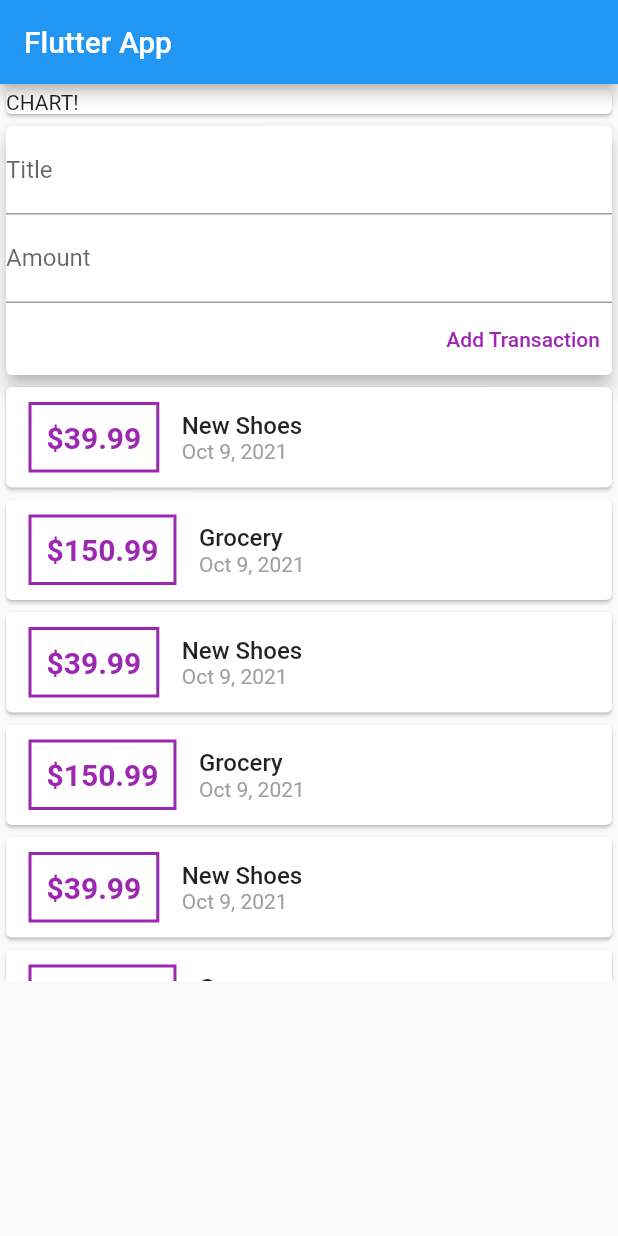
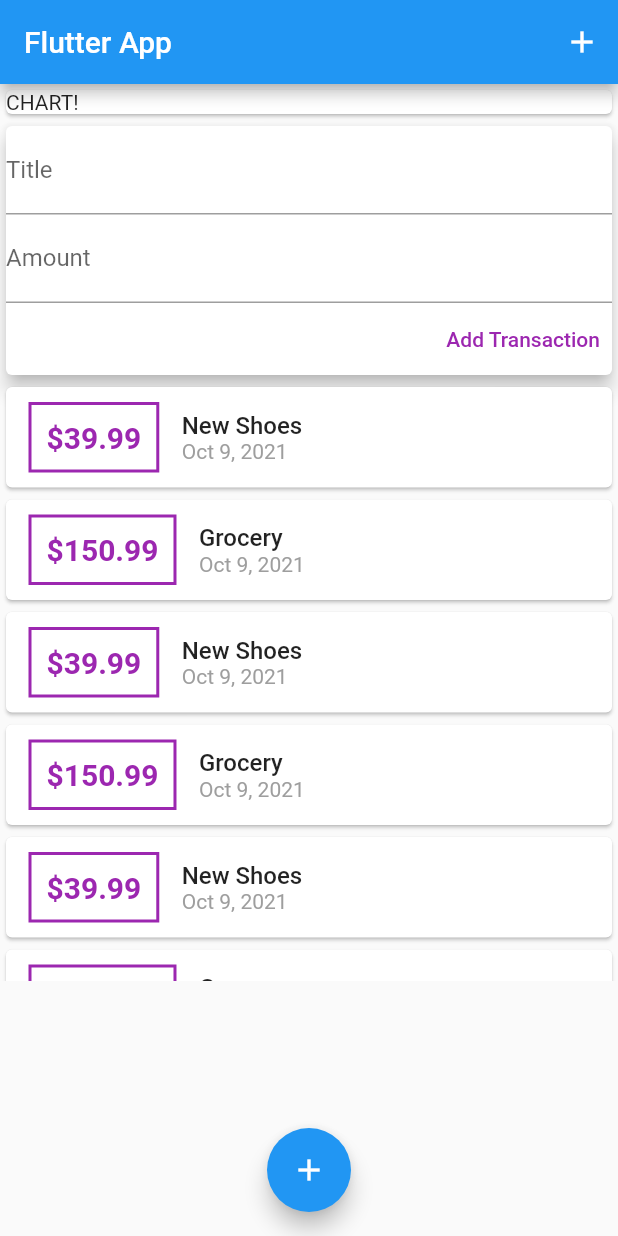
Before and after one commit to ivyhungtw/flutter-personal-expenses-app, a Flutter app: the screen it shows after launch, on a phone screen of 412 x 824 dp. Run offline on Flutter 3.47's test engine with Material 2 defaults, Android fonts, the phone set to English and light mode, and no system bars.

Commit message:
feat: add AppBar and Floating Action Buttons

```diff
--- a/lib/main.dart
+++ b/lib/main.dart
@@ -27,8 +27,15 @@ class MyHomePage extends StatelessWidget {
     return Scaffold(
       appBar: AppBar(
         title: Text('Flutter App'),
+        actions: <Widget>[
+          IconButton(
+            onPressed: () {},
+            icon: Icon(Icons.add)
+          )
+        ]
       ),
-      body: Column(
+      body: SingleChildScrollView(
+        child: Column(
           // mainAxisAlignment: MainAxisAlignment.center,
           crossAxisAlignment: CrossAxisAlignment.stretch,
           children: <Widget>[
@@ -41,6 +48,12 @@ class MyHomePage extends StatelessWidget {
             UserTransactions()
           ],
         ),
+      ),
+      floatingActionButtonLocation: FloatingActionButtonLocation.centerFloat,
+      floatingActionButton: FloatingActionButton(
+        child: Icon(Icons.add),
+        onPressed: () {},
+      ),
     );
   }
 }
```
Lines whose indentation alone changed are shown as unchanged.
